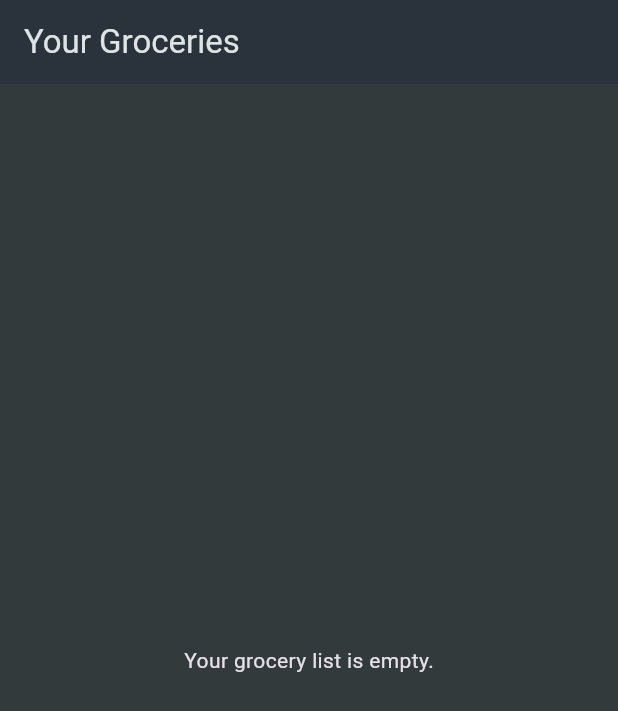
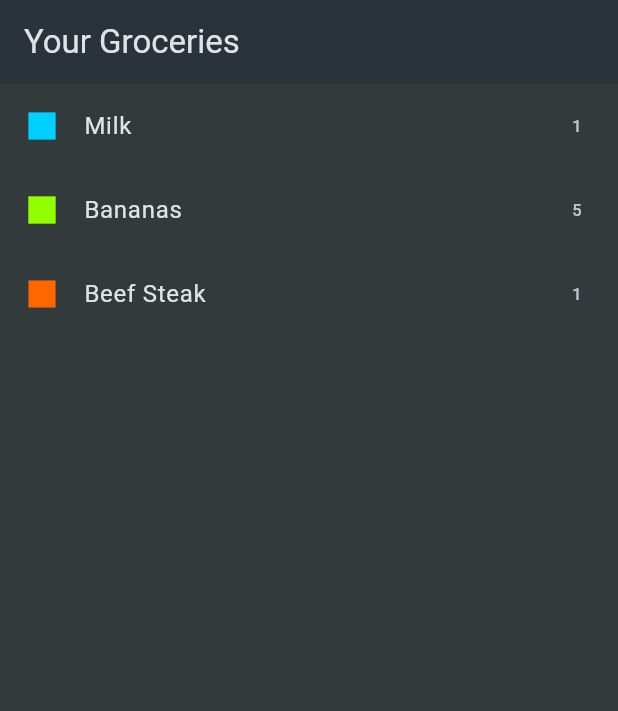
Before and after one commit to dbarkowsky/Learning-Flutter, a Flutter app: the screen it shows after launch, on a phone screen of 412 x 824 dp. Shown: the top 711 px of the screen. Run offline on Flutter 3.47's test engine with Material 3 defaults, Android fonts, the phone set to English and light mode, and no system bars; our stand-ins replace flutter_riverpod, google_fonts, transparent_image.

Commit message:
grocery list base challenge

```diff
--- a/shopping_list_app/lib/screens/grocery_list_screen.dart
+++ b/shopping_list_app/lib/screens/grocery_list_screen.dart
@@ -1,7 +1,17 @@
 import 'package:flutter/material.dart';
+import 'package:shopping_list_app/models/grocery_item.dart';
+import 'package:shopping_list_app/data/sample_data.dart';
+import 'package:shopping_list_app/widgets/grocery_list.dart';
 
-class GroceryListScreen extends StatelessWidget {
+class GroceryListScreen extends StatefulWidget {
   const GroceryListScreen({super.key});
+
+  @override
+  State<GroceryListScreen> createState() => _GroceryListScreenState();
+}
+
+class _GroceryListScreenState extends State<GroceryListScreen> {
+  final List<GroceryItem> _groceryItems = [...groceryItems];
 
   @override
   Widget build(BuildContext context) {
@@ -9,7 +19,7 @@ class GroceryListScreen extends StatelessWidget {
       appBar: AppBar(
         title: const Text('Your Groceries'),
       ),
-      body: const Center(
+      body: _groceryItems.isNotEmpty ? GroceryList(items: groceryItems) : const Center(
         child: Text('Your grocery list is empty.'),
       ),
     );
--- /dev/null
+++ b/shopping_list_app/lib/widgets/grocery_list.dart
@@ -0,0 +1,20 @@
+import 'package:flutter/material.dart';
+import 'package:shopping_list_app/models/grocery_item.dart';
+
+class GroceryList extends StatelessWidget {
+  final List<GroceryItem> items;
+
+  const GroceryList({super.key, required this.items});
+
+  @override
+  Widget build(BuildContext context) {
+    return ListView.builder(
+      itemCount: items.length,
+      itemBuilder: (ctx, index) => ListTile(
+        title: Text(items[index].name),
+        leading: Icon(Icons.square, color: items[index].category.color),
+        trailing: Text(items[index].quantity.toString()),
+      ),
+    );
+  }
+}
```
